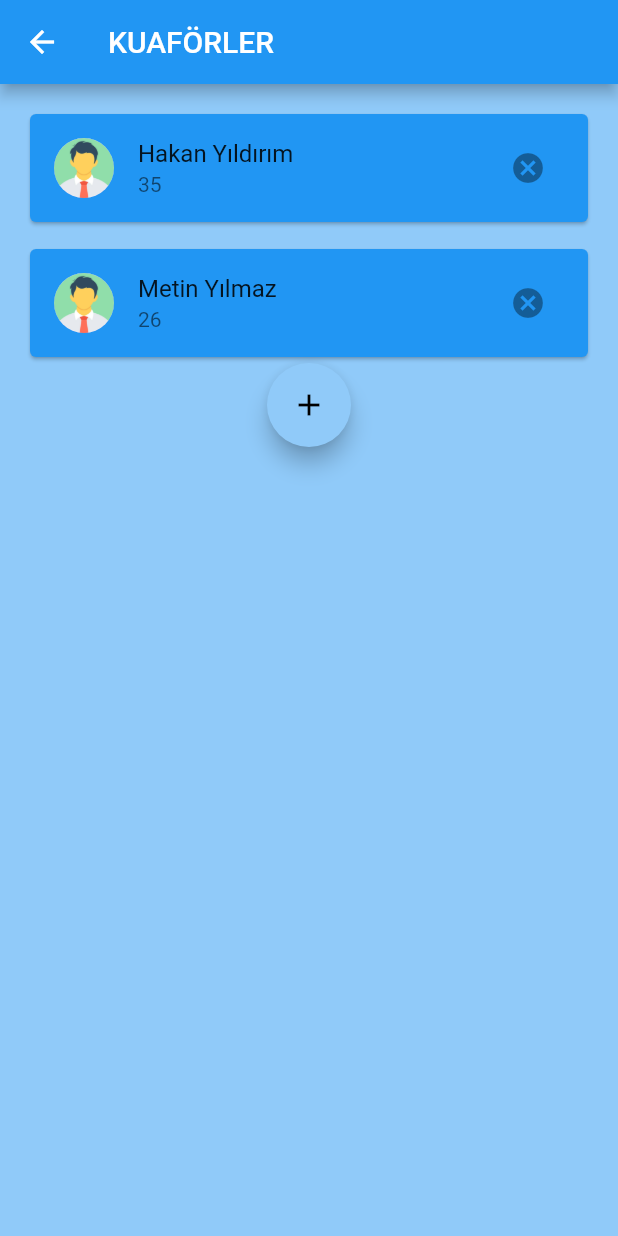
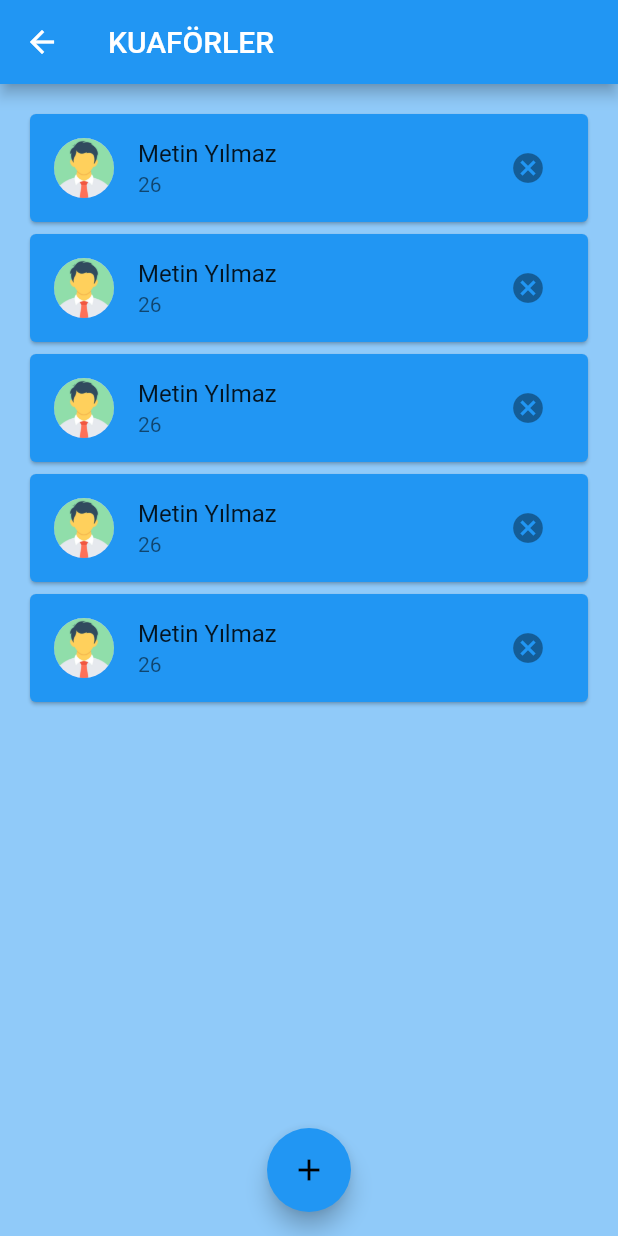
Before and after one commit to beytullahay/kuafor_randevu_sistemi, a Flutter app: the kuaforHomePage screen opened directly, after a tap on "KUAFÖRLER", on a phone screen of 412 x 824 dp. Run offline on Flutter 3.47's test engine with Material 2 defaults, Android fonts, the phone set to English and light mode, and no system bars; our stand-ins replace firebase_core; accounts and stored records are empty.

Commit message:
Arayüz Güncellemesi v3

```diff
--- a/lib/kuafor_tasarım/hakkinda_page.dart
+++ b/lib/kuafor_tasarım/hakkinda_page.dart
@@ -2,7 +2,7 @@ import 'package:flutter/cupertino.dart';
 import 'package:flutter/material.dart';
 
 class hakkindaPage extends StatelessWidget {
-  const hakkindaPage({Key key}) : super(key: key);
+  TextEditingController text1 = TextEditingController();
 
   @override
   Widget build(BuildContext context) {
@@ -26,6 +26,7 @@ class hakkindaPage extends StatelessWidget {
               ),
               SizedBox(height: 20.0),
               TextField(
+                controller: text1,
                 decoration: InputDecoration(
                   border: OutlineInputBorder(),
                   contentPadding: EdgeInsets.symmetric(vertical: 100),
--- a/lib/kuafor_tasarım/kuaforler_page.dart
+++ b/lib/kuafor_tasarım/kuaforler_page.dart
@@ -10,64 +10,44 @@ class kuaforlerPage extends StatefulWidget {
 }
 
 class _kuaforlerPageState extends State<kuaforlerPage> {
-  Future<void> _showMyDialog() async {
-    return showDialog<void>(
-      context: context,
-      barrierDismissible: false, // user must tap button!
-      builder: (BuildContext context) {
-        return AlertDialog(
-          title: const Text('AlertDialog Title'),
-          content: SingleChildScrollView(
-            child: ListBody(
-              children: const <Widget>[
-                Text('This is a demo alert dialog.'),
-                Text('Would you like to approve of this message?'),
-              ],
-            ),
-          ),
-          actions: <Widget>[
-            TextButton(
-              child: const Text('Approve'),
-              onPressed: () {
-                Navigator.of(context).pop();
-              },
-            ),
-          ],
-        );
-      },
-    );
-  }
-
   @override
   Widget build(BuildContext context) {
     return SafeArea(
       child: Scaffold(
+        floatingActionButtonLocation: FloatingActionButtonLocation.centerFloat,
         appBar: AppBar(title: Text("KUAFÖRLER")),
         body: Padding(
           padding: const EdgeInsets.all(16.0),
           child: Center(
             child: Column(
               children: [
-            Card(
-              color: Theme.of(context).appBarTheme.backgroundColor,
-              child: Column(
-                mainAxisSize: MainAxisSize.min,
-                children: <Widget>[
-                  const ListTile(
-                    leading: CircleAvatar(
-                      backgroundColor: Colors.blueAccent,
-                      backgroundImage: AssetImage('assets/profil.png'),
-                    ),
-                    title: Text('Hakan Yıldırım'),
-                    subtitle: Text('35'),
-                    trailing:
-                        IconButton(onPressed: null, icon: Icon(Icons.cancel)),
-                  )
+                ListView.builder(
+                    scrollDirection: Axis.vertical,
+                    shrinkWrap: true,
+                    itemCount: 5,
+                    itemBuilder: (context, index) => kuaforCards()),
+                SizedBox(height: 10.0),
               ],
             ),
           ),
-            SizedBox(height: 10.0),
-            Card(
+        ),
+        floatingActionButton: FloatingActionButton(
+          backgroundColor: Theme.of(context).appBarTheme.backgroundColor,
+          onPressed: () {
+            showModalBottomSheet(
+                context: context, builder: (context) => bottomSheetContainer());
+          },
+          child: Icon(Icons.add),
+        ),
+      ),
+    );
+  }
+}
+
+class kuaforCards extends StatelessWidget {
+  @override
+  Widget build(BuildContext context) {
+    return Card(
       color: Theme.of(context).appBarTheme.backgroundColor,
       child: Column(
         mainAxisSize: MainAxisSize.min,
@@ -79,24 +59,11 @@ class _kuaforlerPageState extends State<kuaforlerPage> {
             ),
             title: Text('Metin Yılmaz'),
             subtitle: Text('26'),
-                    trailing:
-                        IconButton(onPressed: null, icon: Icon(Icons.cancel)),
+            trailing: IconButton(onPressed: null, icon: Icon(Icons.cancel)),
           )
         ],
       ),
-            ),
-            FloatingActionButton(
-              onPressed: () {
-                showModalBottomSheet(
-                    context: context,
-                    builder: (context) => bottomSheetContainer());
-              },
-              child: Icon(Icons.add),
-            )
-          ],
-        )),
-      ),
-    ));
+    );
   }
 }
 
--- a/lib/musteri_tasarim/favori_kuaforlerim.dart
+++ b/lib/musteri_tasarim/favori_kuaforlerim.dart
@@ -26,6 +26,7 @@ class _favoriKuaforlerimState extends State<favoriKuaforlerim> {
             ),
             body: Column(
               children: [
+                SizedBox(height: 25.0),
                 Padding(
                   padding: const EdgeInsets.all(8.0),
                   child: Card(
```
Also changed, not shown: lib/kuafor_tasarım/calisma_saatleri.dart (added, +45 -0 lines), lib/kuafor_tasarım/konum_page.dart (+14 -6 lines), lib/kuafor_tasarım/kuafor_home_page.dart (+16 -2 lines), lib/kuafor_tasarım/randevular.dart (added, +73 -0 lines), lib/musteri_tasarim/isim_ile_arama.dart (+18 -9 lines), lib/musteri_tasarim/konum_ile_arama.dart (+18 -9 lines). Lines whose indentation alone changed are shown as unchanged.
